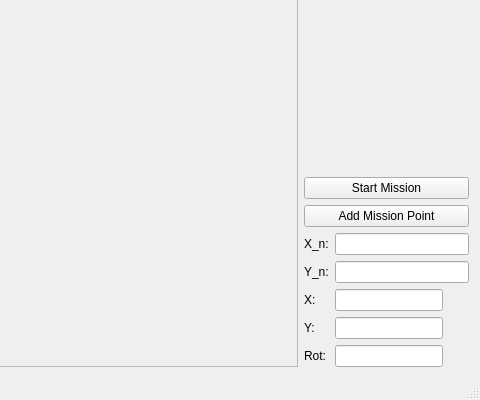
Qt form demoRMR/mainwindow.ui (Samwise101/Control-of-Mobile-Robots) before a commit; both pictures show x 313 to 793 and y 251 to 651 of the 793 by 651 pixel window.
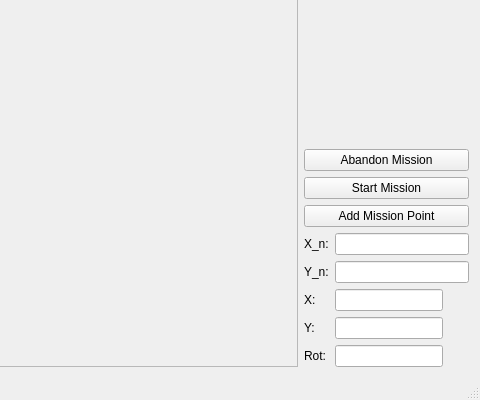
The same form after that commit.

Commit message: Added abandoning of missions

The edit to the form file:
```diff
--- a/demoRMR/mainwindow.ui
+++ b/demoRMR/mainwindow.ui
@@ -235,6 +235,13 @@
         </property>
        </spacer>
       </item>
+      <item>
+       <widget class="QPushButton" name="pushButton_10">
+        <property name="text">
+         <string>Abandon Mission</string>
+        </property>
+       </widget>
+      </item>
       <item>
        <widget class="QPushButton" name="startMissionButton">
         <property name="text">
```
The commit also changes 5 other files.
